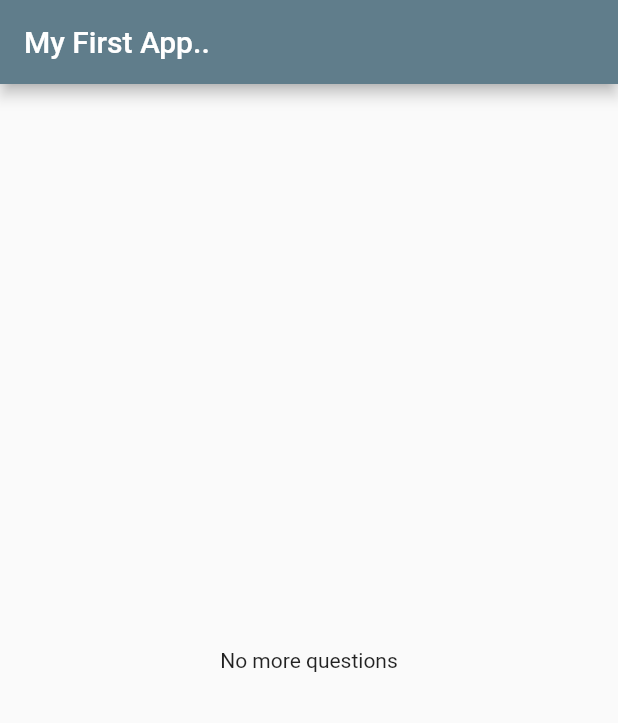
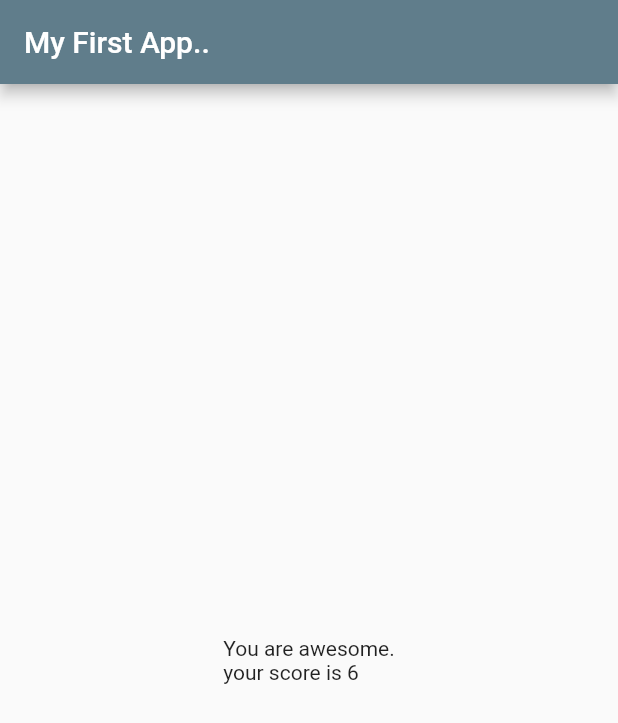
Before and after one commit to praveenbapuram/flutter-flutter_complete_guide, a Flutter app: the screen it shows after launch, after a tap on "RED", after a tap on "GOAT", after a tap on "Dog", on a phone screen of 412 x 824 dp. Shown: the top 723 px of the screen. Run offline on Flutter 3.47's test engine with Material 2 defaults, Android fonts, the phone set to English and light mode, and no system bars.

Commit message:
creating total score from the value of the radio button.

```diff
--- a/lib/answer.dart
+++ b/lib/answer.dart
@@ -4,7 +4,7 @@ class Answer extends StatelessWidget {
 
   final Function handler;
   final String buttonText;
-  Answer(this.handler, this.buttonText);
+  Answer(this.handler, this.buttonText,);
 
   @override
   Widget build(BuildContext context) {
--- a/lib/main.dart
+++ b/lib/main.dart
@@ -16,27 +16,31 @@ class MyApp extends StatefulWidget {
 
 class _MyAppState extends State<MyApp> {
   var _questionIndex = 0;
+  var _totalScore=0;
 
   final _questions = const [
     {
       "questionText": "what is your favourtie colour ?",
-      "answers": ['RED', 'BLUE', 'GREEN']
+      "answers": [{'text':'RED','score':1},{'text': 'BLUE','score':2}, {'text':'GREEN','score':3}]
     },
     {
       "questionText": "what is your favourtie Animal ?",
-      "answers": ['LION', 'GOAT', 'CROCODILE']
+      "answers": [{'text':'LION','score':1}, {'text':'GOAT','score':2}, {'text':'CROCODILE','score':3}]
     },
     {
       "questionText": "what is your favourtie Pet ?",
-      "answers": ['Hen', 'Cat', 'Dog']
+      "answers": [{'text':'Hen','score':1}, {'text':'Cat','score':2}, {'text':'Dog','score':3}]
     },
   ];
 
-  void _answerQuestion() {
+  void _answerQuestion(int score) {
+
+
     if (_questionIndex < _questions.length) {
       setState(() {
         _questionIndex = _questionIndex + 1;
       });
+       _totalScore=_totalScore+score;
     }
 
     print(_questionIndex);
@@ -53,7 +57,7 @@ class _MyAppState extends State<MyApp> {
           ),
           body: (_questionIndex < _questions.length)
               ? Quiz(answerQuestion:_answerQuestion,questions:_questions,questionIndex:_questionIndex)
-              : Result()),
+              : Result(_totalScore)),
     );
   }
 }
--- a/lib/quiz.dart
+++ b/lib/quiz.dart
@@ -14,8 +14,8 @@ class Quiz extends StatelessWidget {
     return Column(
       children: [
         Question(questions[questionIndex]["questionText"]),
-        ...(questions[questionIndex]["answers"] as List<String>).map((answer) {
-          return Answer(answerQuestion, answer);
+        ...(questions[questionIndex]["answers"] as List<Map<String,Object>>).map((answer) {
+          return Answer(()=>answerQuestion( answer['score']), answer['text']);
         }).toList()
       ],
     );
--- a/lib/result.dart
+++ b/lib/result.dart
@@ -1,10 +1,25 @@
 import 'package:flutter/material.dart';
 
 class Result extends StatelessWidget {
+  final int totalScore;
+  Result(this.totalScore);
+
+  String getResultPhrase(){
+    if(totalScore >5){
+      return 'You are awesome.\nyour score is '+totalScore.toString();
+    }else if(totalScore >3){
+      return 'You are Good.\n Your score is '+totalScore.toString();
+    }else{
+      return 'You just passed the target.\nYour score is '+totalScore.toString();
+    }
+
+  }
+
+
   @override
   Widget build(BuildContext context) {
     return Center(
-      child: Text("No more questions"),
+      child: Text(getResultPhrase()),
     );
   }
 }
```
